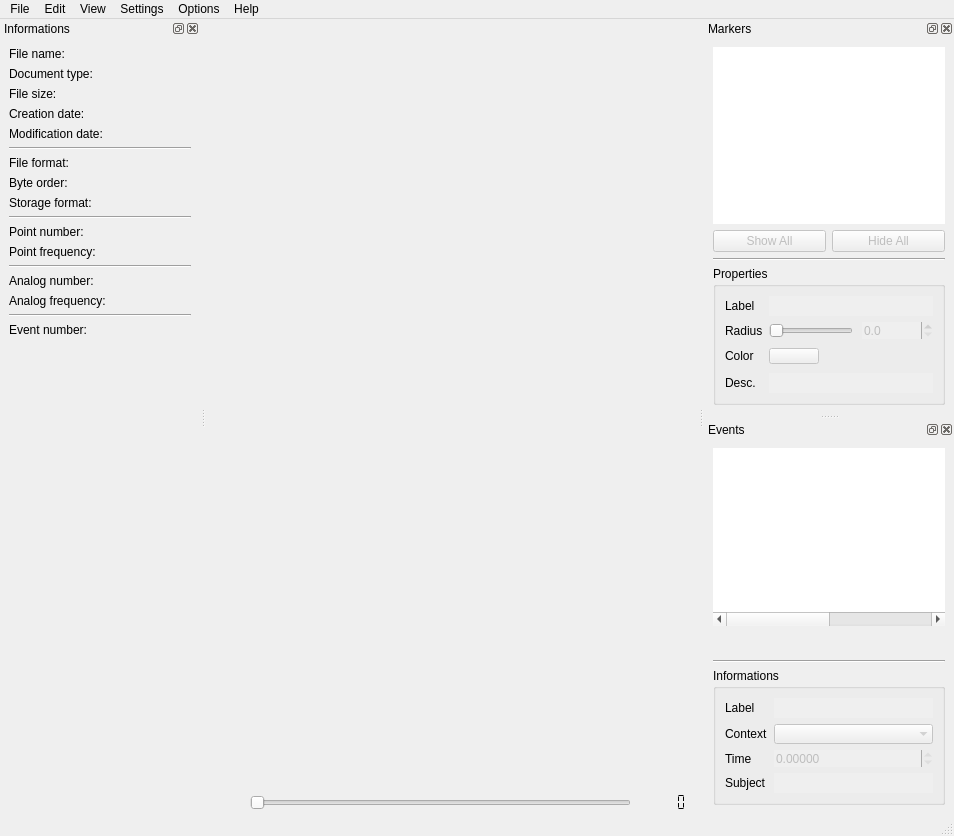
The window that Tools/Mokka/MainWindow.ui (Biomechanical-ToolKit/BTKCore) describes before a commit, drawn with Qt 5.
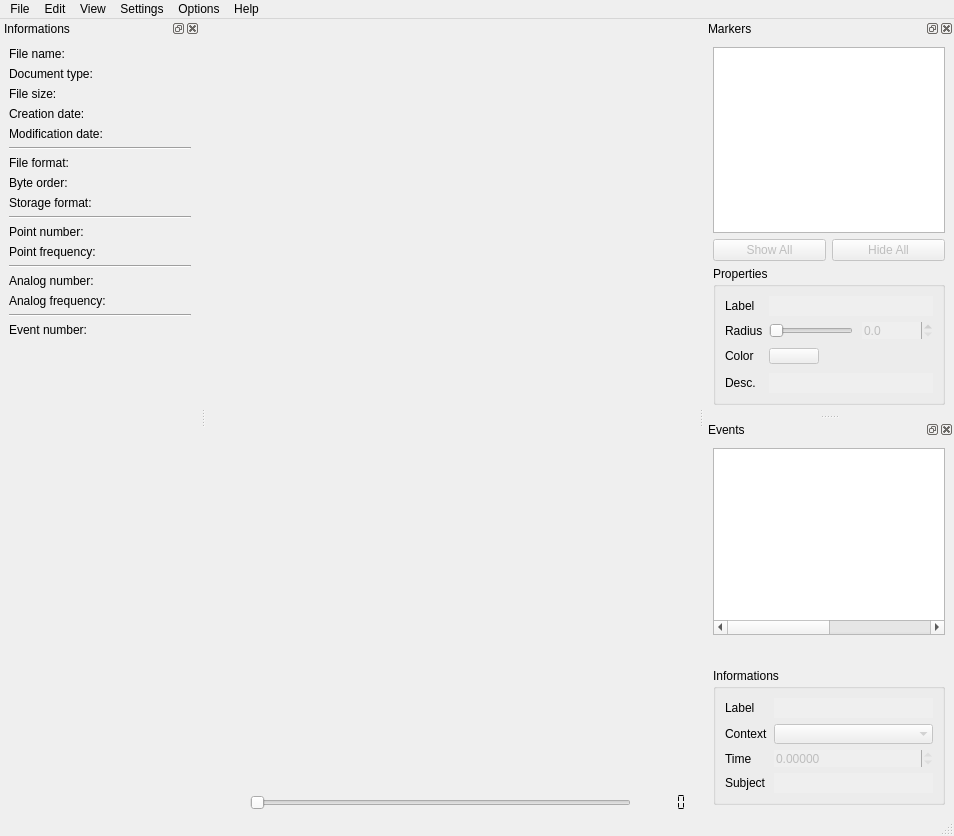
The same window after the commit. Icons and pictures are not drawn. Custom widgets are drawn as their Qt base class.

The edit to the form file:
```diff
--- a/Tools/Mokka/MainWindow.ui
+++ b/Tools/Mokka/MainWindow.ui
@@ -263,15 +263,9 @@
     <number>2</number>
    </attribute>
    <widget class="QWidget" name="dockWidgetContents">
-    <layout class="QVBoxLayout" name="verticalLayout_3">
+    <layout class="QVBoxLayout" name="verticalLayout_3" stretch="1,0,0">
      <item>
       <widget class="QTableWidget" name="markersTable">
-       <property name="frameShape">
-        <enum>QFrame::NoFrame</enum>
-       </property>
-       <property name="frameShadow">
-        <enum>QFrame::Plain</enum>
-       </property>
        <property name="editTriggers">
         <set>QAbstractItemView::NoEditTriggers</set>
        </property>
@@ -347,13 +341,6 @@
        </item>
       </layout>
      </item>
-     <item>
-      <widget class="Line" name="line">
-       <property name="orientation">
-        <enum>Qt::Horizontal</enum>
-       </property>
-      </widget>
-     </item>
      <item>
       <layout class="QVBoxLayout" name="verticalLayout">
        <property name="spacing">
@@ -607,12 +594,9 @@
     <number>2</number>
    </attribute>
    <widget class="QWidget" name="dockWidgetContents_2">
-    <layout class="QVBoxLayout" name="verticalLayout_4">
+    <layout class="QVBoxLayout" name="verticalLayout_4" stretch="1,0,0">
      <item>
       <widget class="QTableWidget" name="eventsTable">
-       <property name="frameShape">
-        <enum>QFrame::NoFrame</enum>
-       </property>
        <property name="frameShadow">
         <enum>QFrame::Plain</enum>
        </property>
@@ -888,13 +872,6 @@
        </item>
       </layout>
      </item>
-     <item>
-      <widget class="Line" name="line_2">
-       <property name="orientation">
-        <enum>Qt::Horizontal</enum>
-       </property>
-      </widget>
-     </item>
      <item>
       <layout class="QVBoxLayout" name="verticalLayout_2">
        <property name="spacing">
```
Left out of the diff: 13 changed lines with no effect on the pictures.
